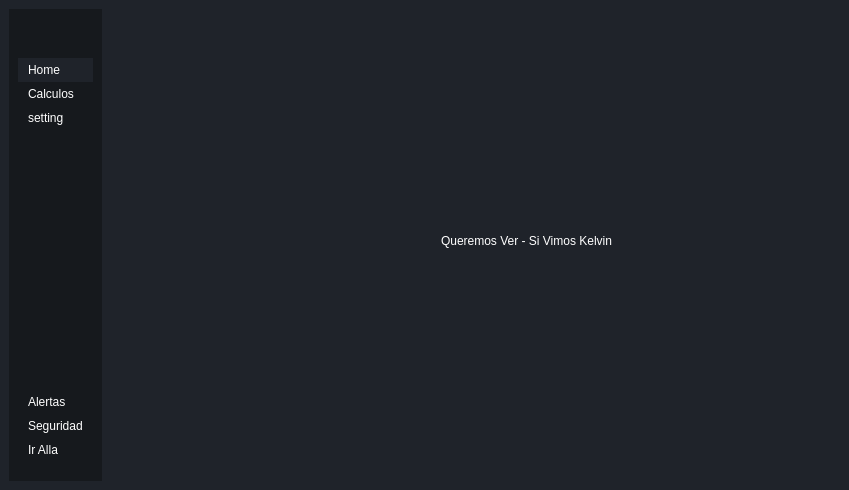
Above: mainwindow.ui from Kelme13/PruebasQT before the change. Below: the same form after it.
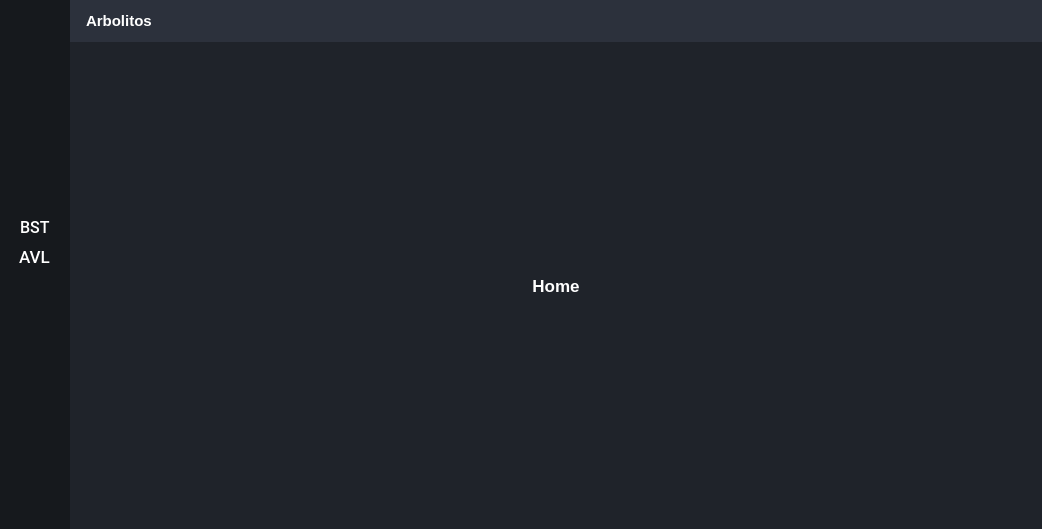
That is the form after the change. Icons and pictures are not drawn.

Commit message: Ya esta lo basico del UI

The edit to the form file:
```diff
--- a/mainwindow.ui
+++ b/mainwindow.ui
@@ -6,8 +6,8 @@
    <rect>
     <x>0</x>
     <y>0</y>
-    <width>849</width>
-    <height>490</height>
+    <width>1042</width>
+    <height>529</height>
    </rect>
   </property>
   <property name="minimumSize">
@@ -23,7 +23,7 @@
    <string notr="true">*{
 	border: none;
 	background-color: transparent;
-	background: none;
+	background: transparent;
 	padding: 0;
 	margin: 0;
 	color: #fff;
@@ -40,7 +40,21 @@
 
 QPushButton{
 	text-align: left;
-	padding: 5px 10px
+	padding: 5px 10px;
+}
+
+#centerMenuSubContainer{
+	background-color: #2c313c;
+	
+}
+
+#frame_4{
+	background-color: #16191d;
+	border-radius: 10px;
+}
+
+#headerContainer{
+	background-color: #2c313c;
 }</string>
   </property>
   <widget class="QWidget" name="centralwidget">
@@ -63,10 +77,31 @@
     <item>
      <widget class="QWidget" name="leftMenuContainer" native="true">
       <layout class="QVBoxLayout" name="verticalLayout">
+       <property name="spacing">
+        <number>0</number>
+       </property>
+       <property name="leftMargin">
+        <number>0</number>
+       </property>
+       <property name="topMargin">
+        <number>0</number>
+       </property>
+       <property name="rightMargin">
+        <number>0</number>
+       </property>
+       <property name="bottomMargin">
+        <number>0</number>
+       </property>
        <item alignment="Qt::AlignLeft">
         <widget class="QWidget" name="leftMenuSubContainer" native="true">
+         <property name="styleSheet">
+          <string notr="true">QPushButton:hover:!pressed
+{
+  background-color: #1f232a
+}</string>
+         </property>
          <layout class="QVBoxLayout" name="verticalLayout_2">
-          <item alignment="Qt::AlignTop">
+          <item alignment="Qt::AlignHCenter|Qt::AlignTop">
            <widget class="QFrame" name="frame">
             <property name="frameShape">
              <enum>QFrame::StyledPanel</enum>
@@ -113,6 +148,19 @@
             </layout>
            </widget>
           </item>
+          <item>
+           <spacer name="verticalSpacer_2">
+            <property name="orientation">
+             <enum>Qt::Vertical</enum>
+            </property>
+            <property name="sizeHint" stdset="0">
+             <size>
+              <width>20</width>
+              <height>40</height>
+             </size>
+            </property>
+           </spacer>
+          </item>
           <item alignment="Qt::AlignTop">
            <widget class="QFrame" name="frame_2">
             <property name="sizePolicy">
@@ -143,16 +191,16 @@
              <property name="bottomMargin">
               <number>10</number>
              </property>
-             <item>
-              <widget class="QPushButton" name="homeBtn">
+             <item alignment="Qt::AlignHCenter">
+              <widget class="QPushButton" name="btn2">
                <property name="toolTip">
                 <string>Home</string>
                </property>
                <property name="styleSheet">
-                <string notr="true">background-color: #1f232a</string>
+                <string notr="true"/>
                </property>
                <property name="text">
-                <string>Home</string>
+                <string/>
                </property>
                <property name="icon">
                 <iconset resource="resource.qrc">
@@ -166,37 +214,42 @@
                </property>
               </widget>
              </item>
-             <item>
-              <widget class="QPushButton" name="CalBtn">
+             <item alignment="Qt::AlignHCenter|Qt::AlignVCenter">
+              <widget class="QPushButton" name="btn1">
+               <property name="font">
+                <font>
+                 <family>Roboto Medium</family>
+                 <pointsize>12</pointsize>
+                 <bold>false</bold>
+                </font>
+               </property>
                <property name="toolTip">
                 <string>Calculos</string>
                </property>
                <property name="text">
-                <string>Calculos</string>
-               </property>
-               <property name="icon">
-                <iconset resource="resource.qrc">
-                 <normaloff>:/icons/img/bar-chart.svg</normaloff>:/icons/img/bar-chart.svg</iconset>
+                <string>BST</string>
                </property>
                <property name="iconSize">
                 <size>
-                 <width>24</width>
-                 <height>24</height>
+                 <width>0</width>
+                 <height>0</height>
                 </size>
                </property>
               </widget>
              </item>
              <item>
-              <widget class="QPushButton" name="settingBtn">
+              <widget class="QPushButton" name="btn3">
+               <property name="font">
+                <font>
+                 <family>Roboto Medium</family>
+                 <pointsize>13</pointsize>
+                </font>
+               </property>
                <property name="toolTip">
                 <string>Settings</string>
                </property>
                <property name="text">
-                <string>setting</string>
-               </property>
-               <property name="icon">
-                <iconset resource="resource.qrc">
-                 <normaloff>:/icons/img/settings.svg</normaloff>:/icons/img/settings.svg</iconset>
+                <string>AVL</string>
                </property>
                <property name="iconSize">
                 <size>
@@ -252,11 +305,11 @@
                 <string>Alertas</string>
                </property>
                <property name="text">
-                <string>Alertas</string>
+                <string/>
                </property>
                <property name="icon">
                 <iconset resource="resource.qrc">
-                 <normaloff>:/icons/img/alert-circle.svg</normaloff>:/icons/img/alert-circle.svg</iconset>
+                 <normaloff>:/icons/img/plus.svg</normaloff>:/icons/img/plus.svg</iconset>
                </property>
                <property name="iconSize">
                 <size>
@@ -272,11 +325,11 @@
                 <string>Seguridad</string>
                </property>
                <property name="text">
-                <string>Seguridad</string>
+                <string/>
                </property>
                <property name="icon">
                 <iconset resource="resource.qrc">
-                 <normaloff>:/icons/img/anchor.svg</normaloff>:/icons/img/anchor.svg</iconset>
+                 <normaloff>:/icons/img/search.svg</normaloff>:/icons/img/search.svg</iconset>
                </property>
                <property name="iconSize">
                 <size>
@@ -292,11 +345,11 @@
                 <string>Ir Alla</string>
                </property>
                <property name="text">
-                <string>Ir Alla</string>
+                <string/>
                </property>
                <property name="icon">
                 <iconset resource="resource.qrc">
-                 <normaloff>:/icons/img/aperture.svg</normaloff>:/icons/img/aperture.svg</iconset>
+                 <normaloff>:/icons/img/delete.svg</normaloff>:/icons/img/delete.svg</iconset>
                </property>
                <property name="iconSize">
                 <size>
@@ -316,26 +369,250 @@
      </widget>
     </item>
     <item>
-     <widget class="QWidget" name="bodyMenuContainer" native="true">
+     <widget class="QWidget" name="mainBodyContainer" native="true">
       <property name="sizePolicy">
        <sizepolicy hsizetype="Expanding" vsizetype="Preferred">
         <horstretch>0</horstretch>
         <verstretch>0</verstretch>
        </sizepolicy>
       </property>
-      <widget class="QPushButton" name="pushButton">
-       <property name="geometry">
-        <rect>
-         <x>320</x>
-         <y>210</y>
-         <width>251</width>
-         <height>61</height>
-        </rect>
+      <property name="styleSheet">
+       <string notr="true"/>
+      </property>
+      <layout class="QVBoxLayout" name="verticalLayout_10">
+       <property name="spacing">
+        <number>0</number>
        </property>
-       <property name="text">
-        <string>Queremos Ver - Si Vimos Kelvin</string>
+       <property name="leftMargin">
+        <number>0</number>
        </property>
-      </widget>
+       <property name="topMargin">
+        <number>0</number>
+       </property>
+       <property name="rightMargin">
+        <number>0</number>
+       </property>
+       <property name="bottomMargin">
+        <number>0</number>
+       </property>
+       <item alignment="Qt::AlignTop">
+        <widget class="QWidget" name="headerContainer" native="true">
+         <layout class="QHBoxLayout" name="horizontalLayout_5">
+          <item alignment="Qt::AlignLeft">
+           <widget class="QFrame" name="frame_5">
+            <property name="frameShape">
+             <enum>QFrame::StyledPanel</enum>
+            </property>
+            <property name="frameShadow">
+             <enum>QFrame::Raised</enum>
+            </property>
+            <layout class="QHBoxLayout" name="horizontalLayout_7">
+             <property name="spacing">
+              <number>0</number>
+             </property>
+             <property name="leftMargin">
+              <number>0</number>
+             </property>
+             <property name="topMargin">
+              <number>0</number>
+             </property>
+             <property name="rightMargin">
+              <number>0</number>
+             </property>
+             <property name="bottomMargin">
+              <number>0</number>
+             </property>
+             <item>
+              <widget class="QLabel" name="label_5">
+               <property name="maximumSize">
+                <size>
+                 <width>45</width>
+                 <height>35</height>
+                </size>
+               </property>
+               <property name="text">
+                <string/>
+               </property>
+               <property name="pixmap">
+                <pixmap resource="resource.qrc">:/logo/img/logo-tree.png</pixmap>
+               </property>
+               <property name="scaledContents">
+                <bool>true</bool>
+               </property>
+              </widget>
+             </item>
+             <item>
+              <widget class="QLabel" name="label_6">
+               <property name="font">
+                <font>
+                 <pointsize>11</pointsize>
+                 <bold>true</bold>
+                </font>
+               </property>
+               <property name="text">
+                <string>Arbolitos</string>
+               </property>
+              </widget>
+             </item>
+            </layout>
+           </widget>
+          </item>
+          <item alignment="Qt::AlignRight">
+           <widget class="QFrame" name="frame_6">
+            <property name="frameShape">
+             <enum>QFrame::StyledPanel</enum>
+            </property>
+            <property name="frameShadow">
+             <enum>QFrame::Raised</enum>
+            </property>
+            <layout class="QHBoxLayout" name="horizontalLayout_6">
+             <property name="spacing">
+              <number>0</number>
+             </property>
+             <property name="leftMargin">
+              <number>0</number>
+             </property>
+             <property name="topMargin">
+              <number>0</number>
+             </property>
+             <property name="rightMargin">
+              <number>0</number>
+             </property>
+             <property name="bottomMargin">
+              <number>0</number>
+             </property>
+             <item>
+              <widget class="QPushButton" name="pushButton_6">
+               <property name="toolTip">
+                <string>Mas Opciones</string>
+               </property>
+               <property name="text">
+                <string/>
+               </property>
+               <property name="icon">
+                <iconset resource="resource.qrc">
+                 <normaloff>:/icons/img/more-horizontal.svg</normaloff>:/icons/img/more-horizontal.svg</iconset>
+               </property>
+               <property name="iconSize">
+                <size>
+                 <width>24</width>
+                 <height>24</height>
+                </size>
+               </property>
+              </widget>
+             </item>
+             <item>
+              <widget class="QPushButton" name="pushButton_5">
+               <property name="toolTip">
+                <string>Usuario</string>
+               </property>
+               <property name="text">
+                <string/>
+               </property>
+               <property name="icon">
+                <iconset resource="resource.qrc">
+                 <normaloff>:/icons/img/user.svg</normaloff>:/icons/img/user.svg</iconset>
+               </property>
+               <property name="iconSize">
+                <size>
+                 <width>24</width>
+                 <height>24</height>
+                </size>
+               </property>
+              </widget>
+             </item>
+            </layout>
+           </widget>
+          </item>
+         </layout>
+        </widget>
+       </item>
+       <item>
+        <widget class="QWidget" name="mainBodyContent" native="true">
+         <property name="sizePolicy">
+          <sizepolicy hsizetype="Preferred" vsizetype="Expanding">
+           <horstretch>0</horstretch>
+           <verstretch>0</verstretch>
+          </sizepolicy>
+         </property>
+         <layout class="QHBoxLayout" name="horizontalLayout_8">
+          <item>
+           <widget class="QWidget" name="mainContentsContainer" native="true">
+            <layout class="QVBoxLayout" name="verticalLayout_11">
+             <item>
+              <widget class="QStackedWidget" name="staPaginas">
+               <property name="currentIndex">
+                <number>0</number>
+               </property>
+               <widget class="QWidget" name="page1">
+                <layout class="QVBoxLayout" name="verticalLayout_12">
+                 <item>
+                  <widget class="QLabel" name="label1">
+                   <property name="font">
+                    <font>
+                     <pointsize>13</pointsize>
+                     <bold>true</bold>
+                    </font>
+                   </property>
+                   <property name="text">
+                    <string>Home</string>
+                   </property>
+                   <property name="alignment">
+                    <set>Qt::AlignCenter</set>
+                   </property>
+                  </widget>
+                 </item>
+                </layout>
+               </widget>
+               <widget class="QWidget" name="page3">
+                <layout class="QVBoxLayout" name="verticalLayout_13">
+                 <item>
+                  <widget class="QLabel" name="label3">
+                   <property name="font">
+                    <font>
+                     <pointsize>13</pointsize>
+                     <bold>true</bold>
+                    </font>
+                   </property>
+                   <property name="text">
+                    <string>Ultimo Arbol</string>
+                   </property>
+                   <property name="alignment">
+                    <set>Qt::AlignCenter</set>
+                   </property>
+                  </widget>
+                 </item>
+                </layout>
+               </widget>
+               <widget class="QWidget" name="page2">
+                <layout class="QVBoxLayout" name="verticalLayout_14">
+                 <item>
+                  <widget class="QLabel" name="label2">
+                   <property name="font">
+                    <font>
+                     <pointsize>13</pointsize>
+                     <bold>true</bold>
+                    </font>
+                   </property>
+                   <property name="text">
+                    <string>Otro Arbol Mas</string>
+                   </property>
+                   <property name="alignment">
+                    <set>Qt::AlignCenter</set>
+                   </property>
+                  </widget>
+                 </item>
+                </layout>
+               </widget>
+              </widget>
+             </item>
+            </layout>
+           </widget>
+          </item>
+         </layout>
+        </widget>
+       </item>
+      </layout>
      </widget>
     </item>
    </layout>
```
The commit also changes 5 other files.
